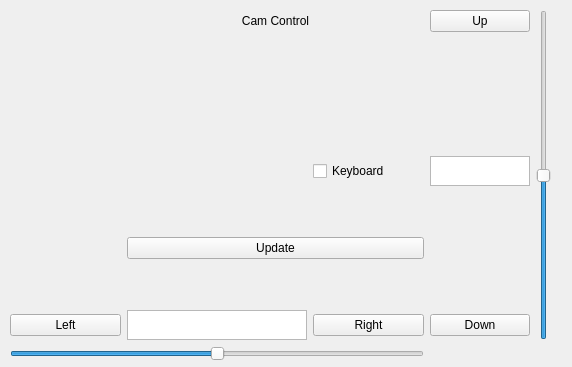
Before: the Qt Designer form rover_cam_control/resource/cam_control.ui in robotique-udes/rover, drawn with Qt 5.
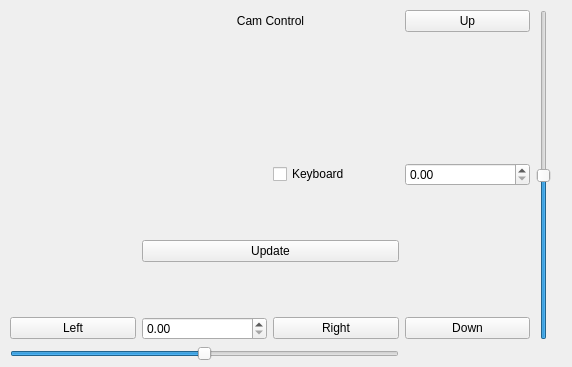
After: the same form once the commit is applied.

Commit message: Changed text edit for spin box

Diff of the .ui file:
```diff
--- a/rover_cam_control/resource/cam_control.ui
+++ b/rover_cam_control/resource/cam_control.ui
@@ -95,16 +95,6 @@
       </property>
      </widget>
     </item>
-    <item row="9" column="2">
-     <widget class="QTextEdit" name="camHorizontalField">
-      <property name="maximumSize">
-       <size>
-        <width>180</width>
-        <height>30</height>
-       </size>
-      </property>
-     </widget>
-    </item>
     <item row="5" column="4">
      <widget class="QPushButton" name="camUpBtn">
       <property name="maximumSize">
@@ -118,52 +108,6 @@
       </property>
      </widget>
     </item>
-    <item row="7" column="4">
-     <widget class="QTextEdit" name="camVerticalField">
-      <property name="maximumSize">
-       <size>
-        <width>100</width>
-        <height>30</height>
-       </size>
-      </property>
-      <property name="toolTip">
-       <string/>
-      </property>
-      <property name="accessibleName">
-       <string/>
-      </property>
-      <property name="layoutDirection">
-       <enum>Qt::LeftToRight</enum>
-      </property>
-      <property name="frameShape">
-       <enum>QFrame::StyledPanel</enum>
-      </property>
-      <property name="frameShadow">
-       <enum>QFrame::Sunken</enum>
-      </property>
-      <property name="lineWidth">
-       <number>1</number>
-      </property>
-      <property name="midLineWidth">
-       <number>0</number>
-      </property>
-      <property name="verticalScrollBarPolicy">
-       <enum>Qt::ScrollBarAlwaysOff</enum>
-      </property>
-      <property name="horizontalScrollBarPolicy">
-       <enum>Qt::ScrollBarAlwaysOff</enum>
-      </property>
-      <property name="sizeAdjustPolicy">
-       <enum>QAbstractScrollArea::AdjustIgnored</enum>
-      </property>
-      <property name="textInteractionFlags">
-       <set>Qt::TextEditorInteraction</set>
-      </property>
-      <property name="placeholderText">
-       <string/>
-      </property>
-     </widget>
-    </item>
     <item row="11" column="1" colspan="3">
      <widget class="QSlider" name="camHorizontalSlider">
       <property name="minimum">
@@ -220,6 +164,12 @@
       </property>
      </widget>
     </item>
+    <item row="7" column="4">
+     <widget class="QDoubleSpinBox" name="doubleSpinBox"/>
+    </item>
+    <item row="9" column="2">
+     <widget class="QDoubleSpinBox" name="doubleSpinBox_2"/>
+    </item>
    </layout>
   </widget>
  </widget>
```
